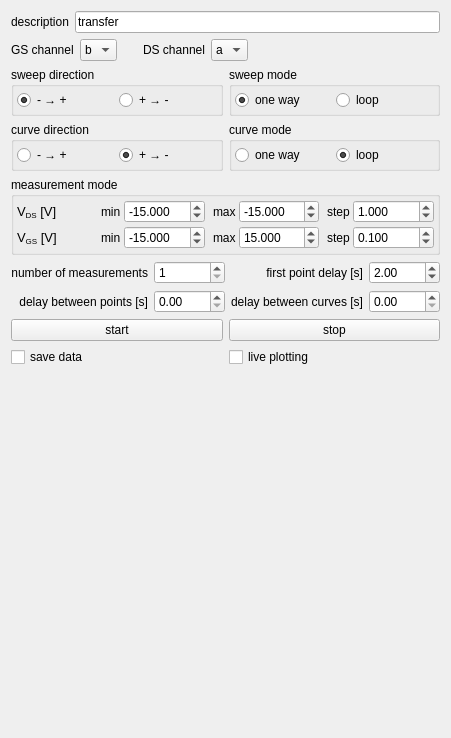
The window that experiments/transistor_transfer.ui (dean-nanomol/nanomol) describes before a commit, drawn with Qt 5.
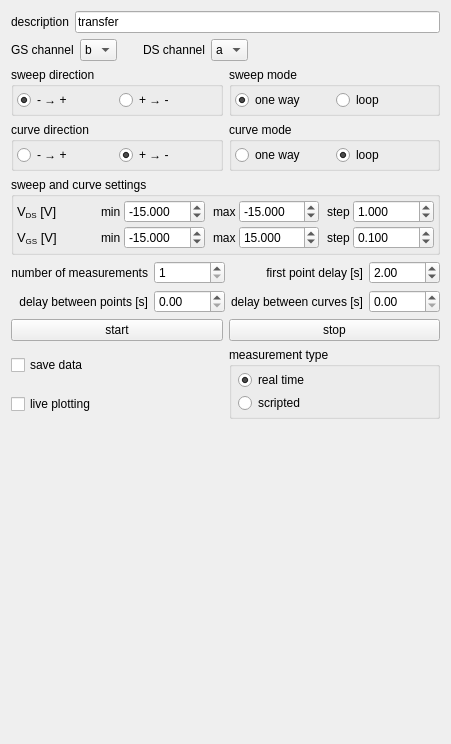
The same window after the commit.

Commit message:
update transistor_transfer
add scripted sweep option

```diff
--- a/experiments/transistor_transfer.ui
+++ b/experiments/transistor_transfer.ui
@@ -7,7 +7,7 @@
     <x>0</x>
     <y>0</y>
     <width>404</width>
-    <height>738</height>
+    <height>744</height>
    </rect>
   </property>
   <property name="windowTitle">
@@ -307,7 +307,7 @@
    <item>
     <widget class="QGroupBox" name="groupBox">
      <property name="title">
-      <string>measurement mode</string>
+      <string>sweep and curve settings</string>
      </property>
      <layout class="QVBoxLayout" name="verticalLayout_4">
       <property name="spacing">
@@ -679,15 +679,15 @@
     </layout>
    </item>
    <item>
-    <layout class="QHBoxLayout" name="horizontalLayout_9">
-     <item>
+    <layout class="QGridLayout" name="gridLayout_2">
+     <item row="0" column="0">
       <widget class="QCheckBox" name="save_data_checkBox">
        <property name="text">
         <string>save data</string>
        </property>
       </widget>
      </item>
-     <item>
+     <item row="1" column="0">
       <widget class="QCheckBox" name="live_plotting_checkBox">
        <property name="layoutDirection">
         <enum>Qt::LeftToRight</enum>
@@ -697,6 +697,47 @@
        </property>
       </widget>
      </item>
+     <item row="0" column="1" rowspan="2">
+      <widget class="QGroupBox" name="groupBox_6">
+       <property name="title">
+        <string>measurement type</string>
+       </property>
+       <layout class="QVBoxLayout" name="verticalLayout_2">
+        <property name="spacing">
+         <number>3</number>
+        </property>
+        <property name="leftMargin">
+         <number>6</number>
+        </property>
+        <property name="topMargin">
+         <number>3</number>
+        </property>
+        <property name="rightMargin">
+         <number>6</number>
+        </property>
+        <property name="bottomMargin">
+         <number>3</number>
+        </property>
+        <item>
+         <widget class="QRadioButton" name="real_time_measurement_radioButton">
+          <property name="text">
+           <string>real time</string>
+          </property>
+          <property name="checked">
+           <bool>true</bool>
+          </property>
+         </widget>
+        </item>
+        <item>
+         <widget class="QRadioButton" name="scripted_measurement_radioButton">
+          <property name="text">
+           <string>scripted</string>
+          </property>
+         </widget>
+        </item>
+       </layout>
+      </widget>
+     </item>
     </layout>
    </item>
    <item>
```
The commit also changes 1 other file.
